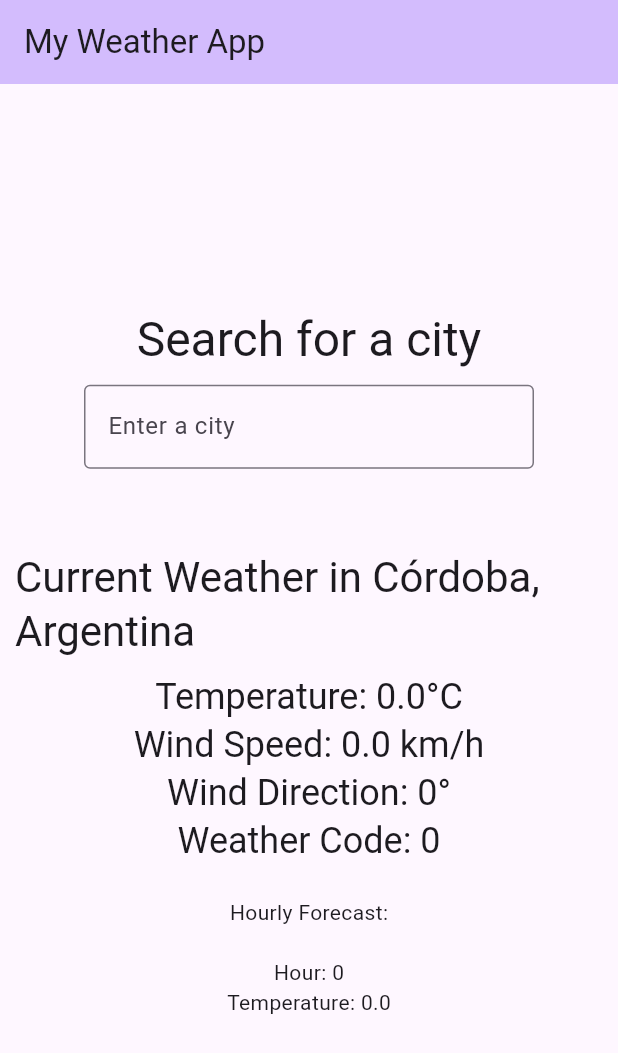
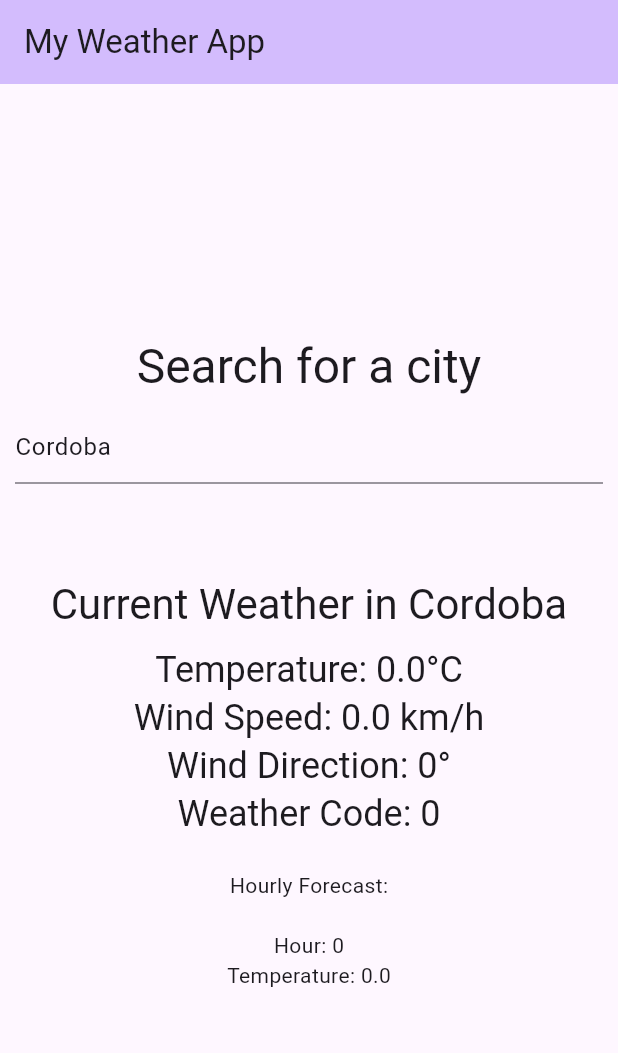
Before and after one commit to bl-marcosfrites/flutter_2023, a Flutter app: the screen it shows after launch, on a phone screen of 412 x 824 dp. Shown: the top 1053 px of the screen. Run offline on Flutter 3.47's test engine with Material 2 defaults, Android fonts, the phone set to English and light mode, and no system bars; our stand-ins replace dio, flutter_riverpod; network calls fail.

Commit message:
obteniendo coordenadas de ciudad seteada en input

```diff
--- a/weatherapp/lib/main.dart
+++ b/weatherapp/lib/main.dart
@@ -6,9 +6,14 @@ void main() {
   runApp(const ProviderScope(child: MyApp()));
 }
 
-class MyApp extends StatelessWidget {
+class MyApp extends ConsumerStatefulWidget {
   const MyApp({super.key});
 
+  @override
+  ConsumerState<MyApp> createState() => _MyAppState();
+}
+
+class _MyAppState extends ConsumerState<MyApp> {
   @override
   Widget build(BuildContext context) {
     return MaterialApp(
--- a/weatherapp/lib/pages/HomePage.dart
+++ b/weatherapp/lib/pages/HomePage.dart
@@ -1,17 +1,20 @@
 import 'package:flutter/material.dart';
+import 'package:flutter_riverpod/flutter_riverpod.dart';
 import '../widgets/CurrentWeather.dart';
 import '../widgets/HourlyForecast.dart';
 import '../widgets/MainTitle.dart';
 
-class HomePage extends StatefulWidget {
+class HomePage extends ConsumerStatefulWidget {
   const HomePage({super.key, required this.title});
   final String title;
 
   @override
-  State<HomePage> createState() => _HomePageState();
+  ConsumerState<HomePage> createState() => _HomePageState();
 }
 
-class _HomePageState extends State<HomePage> {
+class _HomePageState extends ConsumerState<HomePage> {
+  final cityController = TextEditingController(text: 'Cordoba');
+
   @override
   Widget build(BuildContext context) {
     return Scaffold(
@@ -19,14 +22,14 @@ class _HomePageState extends State<HomePage> {
         backgroundColor: Theme.of(context).colorScheme.inversePrimary,
         title: Text(widget.title),
       ),
-      body: const Center(
+      body: Center(
         child: SingleChildScrollView(
           child: Column(
             mainAxisAlignment: MainAxisAlignment.start,
             children: <Widget>[
-              MainTitle(),
-              CurrentWeather(),
-              HourlyForecast(),
+              MainTitle(cityController: cityController),
+              CurrentWeather(city: cityController.text),
+              const HourlyForecast(),
             ],
           ),
         ),
--- a/weatherapp/lib/widgets/CurrentWeather.dart
+++ b/weatherapp/lib/widgets/CurrentWeather.dart
@@ -5,7 +5,10 @@ import 'package:weatherapp/providers/WeatherDataProvider.dart';
 import 'package:weatherapp/services/WeatherService.dart';
 
 class CurrentWeather extends ConsumerStatefulWidget {
+  final String city;
+
   const CurrentWeather({
+    required this.city,
     super.key,
   });
 
@@ -14,7 +17,6 @@ class CurrentWeather extends ConsumerStatefulWidget {
 }
 
 class _CurrentWeatherState extends ConsumerState<CurrentWeather> {
-  var firstBuild = true;
   @override
   void initState() {
     fetchWeatherData();
@@ -30,7 +32,7 @@ class _CurrentWeatherState extends ConsumerState<CurrentWeather> {
         Padding(
           padding: const EdgeInsets.all(10.0),
           child: Text(
-            'Current Weather in Córdoba, Argentina',
+            'Current Weather in ${widget.city}',
             style: Theme.of(context).textTheme.headlineMedium,
           ),
         ),
@@ -62,11 +64,15 @@ class _CurrentWeatherState extends ConsumerState<CurrentWeather> {
   }
 
   void fetchWeatherData() async {
+    /*
     if (firstBuild) {
       getWeatherData().then((value) => {
         ref.read(weatherDataNotifier).setWeatherData(value),
       });
     }
-    firstBuild = false;
+    */
+    getWeatherDataForCity(widget.city).then((value) => {
+      ref.read(weatherDataNotifier).setWeatherData(value),
+    });
   }
 }
--- a/weatherapp/lib/widgets/MainTitle.dart
+++ b/weatherapp/lib/widgets/MainTitle.dart
@@ -1,9 +1,23 @@
 import 'package:flutter/material.dart';
+import 'package:flutter_riverpod/flutter_riverpod.dart';
 
-class MainTitle extends StatelessWidget {
+class MainTitle extends ConsumerStatefulWidget {
+  final TextEditingController cityController;
+
   const MainTitle({
+    required this.cityController,
     super.key,
   });
+
+  @override
+  ConsumerState<MainTitle> createState() => _MainTitleState();
+}
+
+class _MainTitleState extends ConsumerState<MainTitle> {
+  @override
+  void initState() {
+    super.initState();
+  }
 
   @override
   Widget build(BuildContext context) {
@@ -20,17 +34,19 @@ class MainTitle extends StatelessWidget {
               Padding(
                 padding: const EdgeInsets.all(10.0),
                 child: FormField(
-                    builder: (field) {
-                      return const SizedBox(
-                        width: 300,
-                        child: TextField(
-                          decoration: InputDecoration(
-                            hintText: 'Enter a city',
-                            border: OutlineInputBorder(),
-                          ),
-                        ),
-                      );
-                    }
+                  builder: (field) {
+                    return SizedBox(
+                      child: TextField(
+                        controller: widget.cityController,
+                        onChanged: (String value) {
+                          widget.cityController.text = value;
+                        },
+                        onEditingComplete: () {
+                          field.didChange(widget.cityController.text);
+                        },
+                      ),
+                    );
+                  }
                 ),
               ),
             ],
```
Also changed, not shown: weatherapp/lib/models/CityData.dart (added, +49 -0 lines), weatherapp/lib/providers/CityDataProvider.dart (added, +24 -0 lines), weatherapp/lib/services/CityService.dart (added, +9 -0 lines), weatherapp/lib/services/WeatherService.dart (+12 -0 lines).
